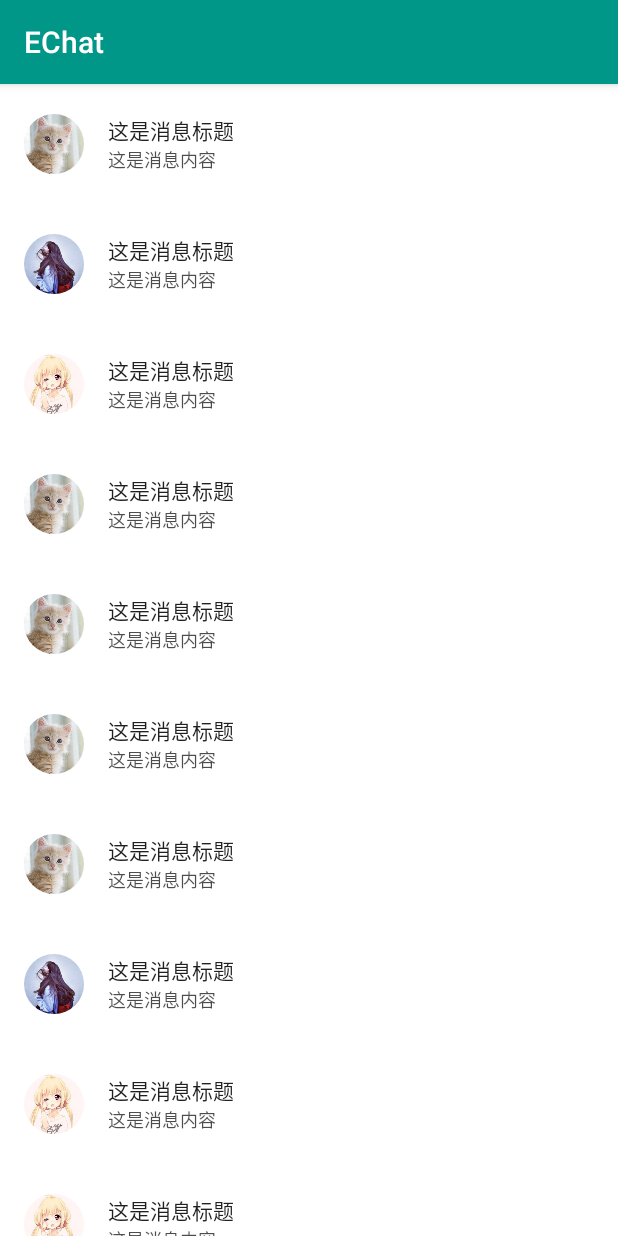
After one commit to wjy92/EChat, an Android app: the fragment LinkmanFragment shown on its own in the app's theme, on a phone screen of 412 x 824 dp. The commit adds this screen. Run offline under Robolectric (Android 15) with nearby library versions, the phone set to English and light mode, and no system bars; our stand-ins replace ButterKnife, CircleImageView; libraries missing offline, so code that uses them is left out: com.jakewharton.rxbinding, rx.functions; pictures from the network do not load; 1 statement that could not run was skipped.

Commit message:
完善Profile界面

```diff
--- a/app/src/main/java/com/thirdnet/echat/activity/MainActivity.java
+++ b/app/src/main/java/com/thirdnet/echat/activity/MainActivity.java
@@ -21,6 +21,7 @@ import android.view.MenuItem;
 
 import com.jakewharton.rxbinding.view.RxView;
 import com.thirdnet.echat.R;
+import com.thirdnet.echat.fragment.LinkmanFragment;
 import com.thirdnet.echat.fragment.MessageFragment;
 import com.tr4android.support.extension.widget.CircleImageView;
 
@@ -103,6 +104,8 @@ public class MainActivity extends AppCompatActivity
     }
 
 
+
+
     class VpAdapter extends FragmentPagerAdapter {
         List<Fragment> mList;
 
@@ -111,7 +114,7 @@ public class MainActivity extends AppCompatActivity
             mList = new ArrayList<>();
             mList.add(new MessageFragment());
             mList.add(new MessageFragment());
-            mList.add(new MessageFragment());
+            mList.add(new LinkmanFragment());
         }
 
         @Override
--- a/app/src/main/java/com/thirdnet/echat/activity/ProfileActivity.java
+++ b/app/src/main/java/com/thirdnet/echat/activity/ProfileActivity.java
@@ -1,5 +1,6 @@
 package com.thirdnet.echat.activity;
 
+import android.graphics.Color;
 import android.os.Bundle;
 import android.support.design.widget.FloatingActionButton;
 import android.support.design.widget.Snackbar;
@@ -8,6 +9,7 @@ import android.support.v7.widget.Toolbar;
 import android.view.Menu;
 import android.view.View;
 
+import com.balysv.materialmenu.MaterialMenuDrawable;
 import com.thirdnet.echat.R;
 
 import butterknife.Bind;
@@ -18,6 +20,12 @@ public class ProfileActivity extends AppCompatActivity {
     @Bind(R.id.toolbar)
     Toolbar mToolbar;
 
+
+    /**
+     * 左上角导航栏所用图标
+     */
+    private MaterialMenuDrawable mMaterialMenuDrawable;
+
     @Override
     protected void onCreate(Bundle savedInstanceState) {
         super.onCreate(savedInstanceState);
@@ -25,6 +33,18 @@ public class ProfileActivity extends AppCompatActivity {
         ButterKnife.bind(this);
         setSupportActionBar(mToolbar);
         mToolbar.setNavigationIcon(R.drawable.ic_arrow_back_white_24dp);
+        mMaterialMenuDrawable = new MaterialMenuDrawable(this, Color.WHITE, MaterialMenuDrawable.Stroke.THIN);
+        mToolbar.setNavigationIcon(mMaterialMenuDrawable);
+        mMaterialMenuDrawable.setIconState(MaterialMenuDrawable.IconState.BURGER);
+        mMaterialMenuDrawable.setTransformationDuration(600);
+        mToolbar.post(new Runnable() {
+            @Override
+            public void run() {
+                mMaterialMenuDrawable.animateIconState(MaterialMenuDrawable.IconState.ARROW);
+            }
+        });
+
+
         mToolbar.setNavigationOnClickListener(new View.OnClickListener() {
             @Override
             public void onClick(View v) {
@@ -44,6 +64,12 @@ public class ProfileActivity extends AppCompatActivity {
 
 
     @Override
+    public void onBackPressed() {
+        mMaterialMenuDrawable.animateIconState(MaterialMenuDrawable.IconState.BURGER);
+        super.onBackPressed();
+    }
+
+    @Override
     public boolean onCreateOptionsMenu(Menu menu) {
         // Inflate the menu; this adds items to the action bar if it is present.
         getMenuInflater().inflate(R.menu.profile, menu);
--- /dev/null
+++ b/app/src/main/java/com/thirdnet/echat/adapter/FragmentLinkmanListAdapter.java
@@ -0,0 +1,74 @@
+package com.thirdnet.echat.adapter;
+
+import android.app.ActivityOptions;
+import android.content.Context;
+import android.content.Intent;
+import android.os.Build;
+import android.support.v7.widget.RecyclerView;
+import android.view.LayoutInflater;
+import android.view.View;
+import android.view.ViewGroup;
+
+import com.jakewharton.rxbinding.view.RxView;
+import com.thirdnet.echat.R;
+import com.thirdnet.echat.activity.MainActivity;
+import com.thirdnet.echat.activity.ProfileActivity;
+import com.tr4android.support.extension.widget.CircleImageView;
+
+import java.util.Random;
+import java.util.concurrent.TimeUnit;
+
+import rx.functions.Action1;
+
+/**
+ * 作者：杨水强
+ * 时间：2016/2/19
+ */
+public class FragmentLinkmanListAdapter extends RecyclerView.Adapter {
+    private Context mContext;
+    private Random mRandom;
+    private int[] mResIDs = new int[]{R.mipmap.portrait_test0, R.mipmap.portrait_test1, R.mipmap.portrait_test2};
+
+    public FragmentLinkmanListAdapter(Context context) {
+        mContext = context;
+        mRandom = new Random();
+    }
+
+    @Override
+    public RecyclerView.ViewHolder onCreateViewHolder(ViewGroup parent, int viewType) {
+        return new LinkmanViewHolder(LayoutInflater.from(mContext).inflate(R.layout.rv_fragment_linkman, parent, false));
+    }
+
+    @Override
+    public void onBindViewHolder(final RecyclerView.ViewHolder holder, int position) {
+        ((LinkmanViewHolder) holder).circleImageView.setImageResource(mResIDs[mRandom.nextInt(3)]);
+        RxView.clicks(((LinkmanViewHolder) holder).view)
+                .throttleFirst(800, TimeUnit.MILLISECONDS)
+                .subscribe(new Action1<Void>() {
+                    @Override
+                    public void call(Void aVoid) {
+                        if (Build.VERSION.SDK_INT >= 21)
+                            mContext.startActivity(new Intent(mContext, ProfileActivity.class), ActivityOptions.makeSceneTransitionAnimation((MainActivity) mContext, ((LinkmanViewHolder) holder).circleImageView, "portrait").toBundle());
+                        else
+                            mContext.startActivity(new Intent(mContext, ProfileActivity.class));
+                    }
+                });
+
+    }
+
+    @Override
+    public int getItemCount() {
+        return 20;
+    }
+
+    class LinkmanViewHolder extends RecyclerView.ViewHolder {
+        CircleImageView circleImageView;
+        View view;
+
+        public LinkmanViewHolder(View itemView) {
+            super(itemView);
+            circleImageView = (CircleImageView) itemView.findViewById(R.id.portrait);
+            view = itemView;
+        }
+    }
+}
--- /dev/null
+++ b/app/src/main/java/com/thirdnet/echat/fragment/LinkmanFragment.java
@@ -0,0 +1,49 @@
+package com.thirdnet.echat.fragment;
+
+import android.os.Bundle;
+import android.support.v4.app.Fragment;
+import android.support.v7.widget.DefaultItemAnimator;
+import android.support.v7.widget.LinearLayoutManager;
+import android.support.v7.widget.RecyclerView;
+import android.view.LayoutInflater;
+import android.view.View;
+import android.view.ViewGroup;
+
+import com.thirdnet.echat.R;
+import com.thirdnet.echat.adapter.FragmentLinkmanListAdapter;
+
+import butterknife.Bind;
+import butterknife.ButterKnife;
+
+/**
+ * 作者：杨水强
+ * 时间：2016/3/7
+ */
+public class LinkmanFragment extends Fragment {
+
+    @Bind(R.id.rv)
+    RecyclerView mRv;
+
+
+    public LinkmanFragment() {
+    }
+
+
+    @Override
+    public View onCreateView(LayoutInflater inflater, ViewGroup container,
+                             Bundle savedInstanceState) {
+        View rootView = inflater.inflate(R.layout.fragment_linkman, container, false);
+        ButterKnife.bind(this, rootView);
+        mRv.setHasFixedSize(true);
+        mRv.setLayoutManager(new LinearLayoutManager(getContext()));
+        mRv.setAdapter(new FragmentLinkmanListAdapter(getContext()));
+        mRv.setItemAnimator(new DefaultItemAnimator());
+        return rootView;
+    }
+
+    @Override
+    public void onDestroy() {
+        super.onDestroy();
+        ButterKnife.unbind(this);
+    }
+}
--- /dev/null
+++ b/app/src/main/res/layout/fragment_linkman.xml
@@ -0,0 +1,5 @@
+<?xml version="1.0" encoding="utf-8"?>
+<android.support.v7.widget.RecyclerView xmlns:android="http://schemas.android.com/apk/res/android"
+    android:id="@+id/rv"
+    android:layout_width="match_parent"
+    android:layout_height="match_parent" />
--- /dev/null
+++ b/app/src/main/res/layout/rv_fragment_linkman.xml
@@ -0,0 +1,52 @@
+<?xml version="1.0" encoding="utf-8"?>
+<RelativeLayout xmlns:android="http://schemas.android.com/apk/res/android"
+    android:layout_width="match_parent"
+    android:layout_height="80dp"
+    android:background="@drawable/sl_fragment_message"
+    android:clickable="true">
+
+    <com.tr4android.support.extension.widget.CircleImageView
+        android:id="@+id/portrait"
+        android:layout_width="40dp"
+        android:layout_height="40dp"
+        android:layout_centerVertical="true"
+        android:layout_marginLeft="@dimen/activity_horizontal_margin"
+        android:transitionName="portrait" />
+
+    <LinearLayout
+        android:layout_width="wrap_content"
+        android:layout_height="wrap_content"
+        android:layout_centerVertical="true"
+        android:layout_marginLeft="@dimen/activity_horizontal_margin"
+        android:layout_marginRight="@dimen/activity_horizontal_margin"
+        android:layout_toRightOf="@id/portrait"
+        android:orientation="vertical">
+
+        <TextView
+            android:id="@+id/title"
+            android:layout_width="wrap_content"
+            android:layout_height="wrap_content"
+            android:maxLines="1"
+            android:text="这是消息标题"
+            android:textColor="@color/textBlack"
+            android:textSize="@dimen/textSize" />
+
+        <TextView
+            android:id="@+id/statement"
+            android:layout_width="wrap_content"
+            android:layout_height="wrap_content"
+            android:layout_below="@id/title"
+            android:maxLines="1"
+            android:text="这是消息内容"
+            android:textColor="@color/sencondaryTextBlack"
+            android:textSize="@dimen/smallTextSize" />
+    </LinearLayout>
+
+    <!--<View-->
+    <!--android:layout_width="match_parent"-->
+    <!--android:layout_height="1dp"-->
+    <!--android:layout_alignParentBottom="true"-->
+    <!--android:layout_marginLeft="72dp"-->
+    <!--android:background="@color/divideBlack" />-->
+
+</RelativeLayout>
```
Also changed, not shown: app/src/main/res/mipmap-hdpi/test_ic_od.png (added).
